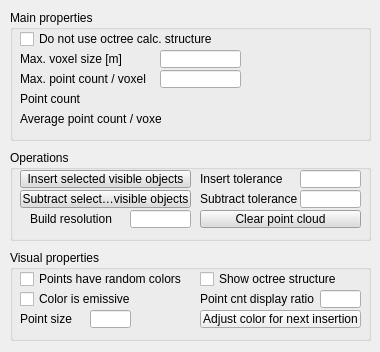
The window that ui/qdlgpointclouds.ui (CoppeliaRobotics/coppeliaSimLib) describes before a commit, drawn with Qt 5.
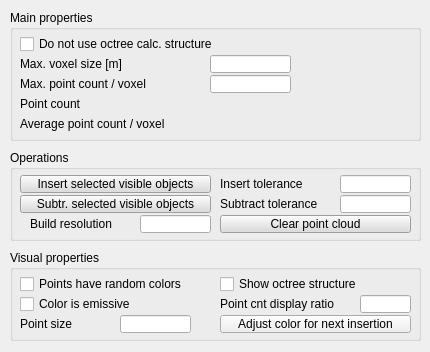
The same window after the commit.

What changed in the file:
```diff
--- a/ui/qdlgpointclouds.ui
+++ b/ui/qdlgpointclouds.ui
@@ -6,7 +6,7 @@
    <rect>
     <x>0</x>
     <y>0</y>
-    <width>380</width>
+    <width>430</width>
     <height>352</height>
    </rect>
   </property>
@@ -21,7 +21,7 @@
     <rect>
      <x>10</x>
      <y>250</y>
-     <width>361</width>
+     <width>411</width>
      <height>91</height>
     </rect>
    </property>
@@ -37,9 +37,9 @@
    <widget class="QToolButton" name="qqColor">
     <property name="geometry">
      <rect>
-      <x>190</x>
-      <y>60</y>
-      <width>161</width>
+      <x>210</x>
+      <y>65</y>
+      <width>191</width>
       <height>18</height>
      </rect>
     </property>
@@ -54,8 +54,8 @@
     <property name="geometry">
      <rect>
       <x>10</x>
-      <y>20</y>
-      <width>171</width>
+      <y>25</y>
+      <width>201</width>
       <height>18</height>
      </rect>
     </property>
@@ -69,9 +69,9 @@
    <widget class="QLineEdit" name="qqPointSize">
     <property name="geometry">
      <rect>
-      <x>80</x>
-      <y>60</y>
-      <width>41</width>
+      <x>110</x>
+      <y>65</y>
+      <width>71</width>
       <height>18</height>
      </rect>
     </property>
@@ -80,8 +80,8 @@
     <property name="geometry">
      <rect>
       <x>10</x>
-      <y>60</y>
-      <width>61</width>
+      <y>65</y>
+      <width>101</width>
       <height>18</height>
      </rect>
     </property>
@@ -92,9 +92,9 @@
    <widget class="QCheckBox" name="qqShowOctree">
     <property name="geometry">
      <rect>
-      <x>190</x>
-      <y>20</y>
-      <width>141</width>
+      <x>210</x>
+      <y>25</y>
+      <width>191</width>
       <height>18</height>
      </rect>
     </property>
@@ -109,8 +109,8 @@
     <property name="geometry">
      <rect>
       <x>10</x>
-      <y>40</y>
-      <width>171</width>
+      <y>45</y>
+      <width>191</width>
       <height>18</height>
      </rect>
     </property>
@@ -124,9 +124,9 @@
    <widget class="QLabel" name="label_7">
     <property name="geometry">
      <rect>
-      <x>190</x>
-      <y>40</y>
-      <width>121</width>
+      <x>210</x>
+      <y>45</y>
+      <width>141</width>
       <height>18</height>
      </rect>
     </property>
@@ -137,9 +137,9 @@
    <widget class="QLineEdit" name="qqDisplayRatio">
     <property name="geometry">
      <rect>
-      <x>310</x>
-      <y>40</y>
-      <width>41</width>
+      <x>350</x>
+      <y>45</y>
+      <width>51</width>
       <height>18</height>
      </rect>
     </property>
@@ -150,7 +150,7 @@
     <rect>
      <x>10</x>
      <y>150</y>
-     <width>361</width>
+     <width>411</width>
      <height>91</height>
     </rect>
    </property>
@@ -167,8 +167,8 @@
     <property name="geometry">
      <rect>
       <x>10</x>
-      <y>20</y>
-      <width>171</width>
+      <y>25</y>
+      <width>191</width>
       <height>18</height>
      </rect>
     </property>
@@ -310,6 +310,15 @@
          </color>
         </brush>
        </colorrole>
+       <colorrole role="PlaceholderText">
+        <brush brushstyle="NoBrush">
+         <color alpha="128">
+          <red>0</red>
+          <green>0</green>
+          <blue>0</blue>
+         </color>
+        </brush>
+       </colorrole>
       </active>
       <inactive>
        <colorrole role="WindowText">
@@ -447,6 +456,15 @@
          </color>
         </brush>
        </colorrole>
+       <colorrole role="PlaceholderText">
+        <brush brushstyle="NoBrush">
+         <color alpha="128">
+          <red>0</red>
+          <green>0</green>
+          <blue>0</blue>
+         </color>
+        </brush>
+       </colorrole>
       </inactive>
       <disabled>
        <colorrole role="WindowText">
@@ -584,6 +602,15 @@
          </color>
         </brush>
        </colorrole>
+       <colorrole role="PlaceholderText">
+        <brush brushstyle="NoBrush">
+         <color alpha="128">
+          <red>0</red>
+          <green>0</green>
+          <blue>0</blue>
+         </color>
+        </brush>
+       </colorrole>
       </disabled>
      </palette>
     </property>
@@ -597,9 +624,9 @@
    <widget class="QToolButton" name="qqClear">
     <property name="geometry">
      <rect>
-      <x>190</x>
-      <y>60</y>
-      <width>161</width>
+      <x>210</x>
+      <y>65</y>
+      <width>191</width>
       <height>18</height>
      </rect>
     </property>
@@ -741,6 +768,15 @@
          </color>
         </brush>
        </colorrole>
+       <colorrole role="PlaceholderText">
+        <brush brushstyle="NoBrush">
+         <color alpha="128">
+          <red>0</red>
+          <green>0</green>
+          <blue>0</blue>
+         </color>
+        </brush>
+       </colorrole>
       </active>
       <inactive>
        <colorrole role="WindowText">
@@ -878,6 +914,15 @@
          </color>
         </brush>
        </colorrole>
+       <colorrole role="PlaceholderText">
+        <brush brushstyle="NoBrush">
+         <color alpha="128">
+          <red>0</red>
+          <green>0</green>
+          <blue>0</blue>
+         </color>
+        </brush>
+       </colorrole>
       </inactive>
       <disabled>
        <colorrole role="WindowText">
@@ -1015,6 +1060,15 @@
          </color>
         </brush>
        </colorrole>
+       <colorrole role="PlaceholderText">
+        <brush brushstyle="NoBrush">
+         <color alpha="128">
+          <red>0</red>
+          <green>0</green>
+          <blue>0</blue>
+         </color>
+        </brush>
+       </colorrole>
       </disabled>
      </palette>
     </property>
@@ -1028,9 +1082,9 @@
    <widget class="QLineEdit" name="qqBuildResolution">
     <property name="geometry">
      <rect>
-      <x>120</x>
-      <y>60</y>
-      <width>61</width>
+      <x>130</x>
+      <y>65</y>
+      <width>71</width>
       <height>18</height>
      </rect>
     </property>
@@ -1039,8 +1093,8 @@
     <property name="geometry">
      <rect>
       <x>20</x>
-      <y>60</y>
-      <width>101</width>
+      <y>65</y>
+      <width>111</width>
       <height>18</height>
      </rect>
     </property>
@@ -1052,8 +1106,8 @@
     <property name="geometry">
      <rect>
       <x>10</x>
-      <y>40</y>
-      <width>171</width>
+      <y>45</y>
+      <width>191</width>
       <height>18</height>
      </rect>
     </property>
@@ -1195,6 +1249,15 @@
          </color>
         </brush>
        </colorrole>
+       <colorrole role="PlaceholderText">
+        <brush brushstyle="NoBrush">
+         <color alpha="128">
+          <red>0</red>
+          <green>0</green>
+          <blue>0</blue>
+         </color>
+        </brush>
+       </colorrole>
       </active>
       <inactive>
        <colorrole role="WindowText">
@@ -1332,6 +1395,15 @@
          </color>
         </brush>
        </colorrole>
+       <colorrole role="PlaceholderText">
+        <brush brushstyle="NoBrush">
+         <color alpha="128">
+          <red>0</red>
+          <green>0</green>
+          <blue>0</blue>
+         </color>
+        </brush>
+       </colorrole>
       </inactive>
       <disabled>
        <colorrole role="WindowText">
@@ -1469,6 +1541,15 @@
          </color>
         </brush>
        </colorrole>
+       <colorrole role="PlaceholderText">
+        <brush brushstyle="NoBrush">
+         <color alpha="128">
+          <red>0</red>
+          <green>0</green>
+          <blue>0</blue>
+         </color>
+        </brush>
+       </colorrole>
       </disabled>
      </palette>
     </property>
@@ -1476,15 +1557,15 @@
      <enum>Qt::StrongFocus</enum>
     </property>
     <property name="text">
-     <string>Subtract selected visible objects</string>
+     <string>Subtr. selected visible objects</string>
     </property>
    </widget>
    <widget class="QLabel" name="label_8">
     <property name="geometry">
      <rect>
-      <x>190</x>
-      <y>40</y>
-      <width>101</width>
+      <x>210</x>
+      <y>45</y>
+      <width>121</width>
       <height>18</height>
      </rect>
     </property>
@@ -1495,9 +1576,9 @@
    <widget class="QLineEdit" name="qqSubtractionTolerance">
     <property name="geometry">
      <rect>
-      <x>290</x>
-      <y>40</y>
-      <width>61</width>
+      <x>330</x>
+      <y>45</y>
+      <width>71</width>
       <height>18</height>
      </rect>
     </property>
@@ -1505,9 +1586,9 @@
    <widget class="QLineEdit" name="qqInsertionTolerance">
     <property name="geometry">
      <rect>
-      <x>290</x>
-      <y>20</y>
-      <width>61</width>
+      <x>330</x>
+      <y>25</y>
+      <width>71</width>
       <height>18</height>
      </rect>
     </property>
@@ -1518,9 +1599,9 @@
    <widget class="QLabel" name="label_9">
     <property name="geometry">
      <rect>
-      <x>190</x>
-      <y>20</y>
-      <width>101</width>
+      <x>210</x>
+      <y>25</y>
+      <width>121</width>
       <height>18</height>
      </rect>
     </property>
@@ -1534,7 +1615,7 @@
     <rect>
      <x>10</x>
      <y>10</y>
-     <width>361</width>
+     <width>411</width>
      <height>131</height>
     </rect>
    </property>
@@ -1551,8 +1632,8 @@
     <property name="geometry">
      <rect>
       <x>10</x>
-      <y>100</y>
-      <width>141</width>
+      <y>105</y>
+      <width>191</width>
       <height>18</height>
      </rect>
     </property>
@@ -1563,8 +1644,8 @@
    <widget class="QLineEdit" name="qqMaxCellSize">
     <property name="geometry">
      <rect>
-      <x>150</x>
-      <y>40</y>
+      <x>200</x>
+      <y>45</y>
       <width>81</width>
       <height>18</height>
      </rect>
@@ -1573,9 +1654,9 @@
    <widget class="QLabel" name="qqPointCount">
     <property name="geometry">
      <rect>
-      <x>80</x>
-      <y>80</y>
-      <width>61</width>
+      <x>200</x>
+      <y>85</y>
+      <width>101</width>
       <height>18</height>
      </rect>
     </property>
@@ -1586,8 +1667,8 @@
    <widget class="QLineEdit" name="qqMaxPointCount">
     <property name="geometry">
      <rect>
-      <x>150</x>
-      <y>60</y>
+      <x>200</x>
+      <y>65</y>
       <width>81</width>
       <height>18</height>
      </rect>
@@ -1597,8 +1678,8 @@
     <property name="geometry">
      <rect>
       <x>10</x>
-      <y>40</y>
-      <width>131</width>
+      <y>45</y>
+      <width>191</width>
       <height>18</height>
      </rect>
     </property>
@@ -1610,8 +1691,8 @@
     <property name="geometry">
      <rect>
       <x>10</x>
-      <y>60</y>
-      <width>131</width>
+      <y>65</y>
+      <width>191</width>
       <height>18</height>
      </rect>
     </property>
@@ -1622,9 +1703,9 @@
    <widget class="QLabel" name="qqAveragePoints">
     <property name="geometry">
      <rect>
-      <x>160</x>
-      <y>100</y>
-      <width>61</width>
+      <x>200</x>
+      <y>105</y>
+      <width>131</width>
       <height>18</height>
      </rect>
     </property>
@@ -1636,8 +1717,8 @@
     <property name="geometry">
      <rect>
       <x>10</x>
-      <y>80</y>
-      <width>71</width>
+      <y>85</y>
+      <width>191</width>
       <height>18</height>
      </rect>
     </property>
@@ -1649,8 +1730,8 @@
     <property name="geometry">
      <rect>
       <x>10</x>
-      <y>20</y>
-      <width>201</width>
+      <y>25</y>
+      <width>291</width>
       <height>18</height>
      </rect>
     </property>
```
